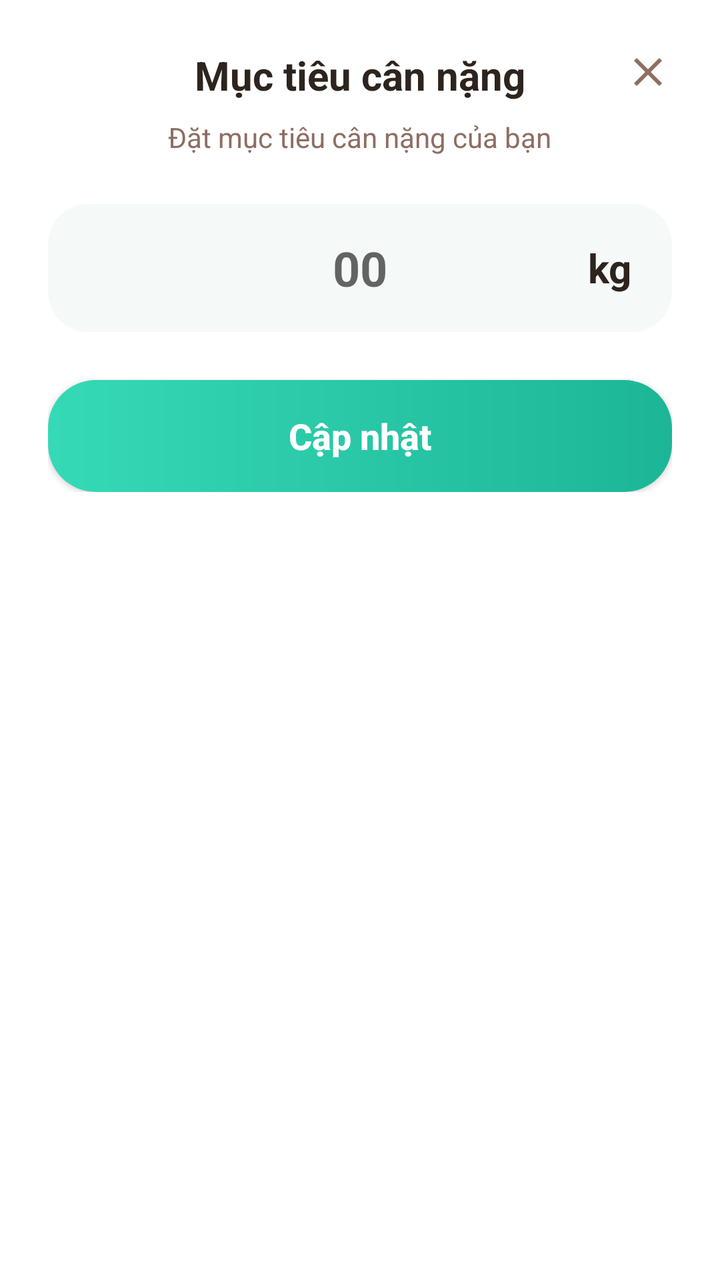
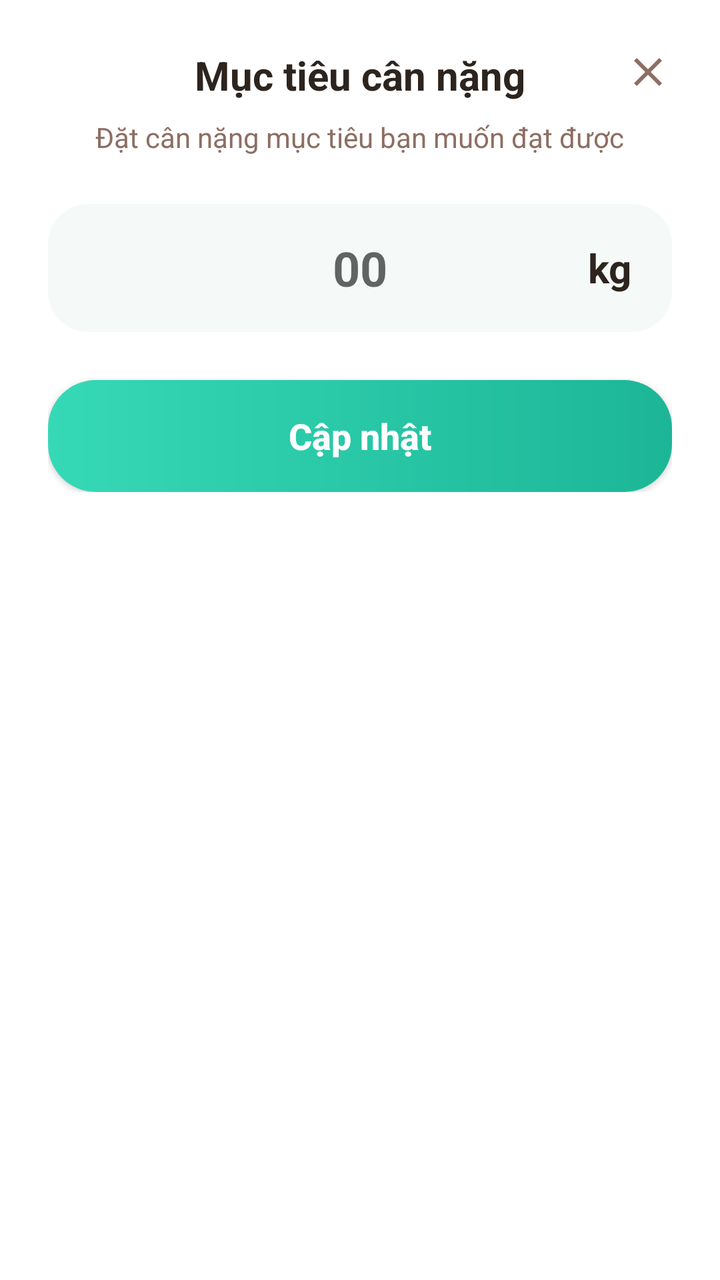

An Android layout rendered at two revisions. The XML below is the earlier revision; the diff shows what the commit changed to produce the second picture.
<!-- AndroidManifest.xml: application theme Theme.Better_Life -->
<!-- res/layout/dialog_update_goal_weight.xml -->
<?xml version="1.0" encoding="utf-8"?>
<androidx.cardview.widget.CardView xmlns:android="http://schemas.android.com/apk/res/android"
    xmlns:app="http://schemas.android.com/apk/res-auto"
    android:layout_width="match_parent"
    android:layout_height="wrap_content"
    app:cardCornerRadius="28dp"
    app:cardElevation="0dp">

    <LinearLayout
        android:layout_width="match_parent"
        android:layout_height="wrap_content"
        android:gravity="center_horizontal"
        android:orientation="vertical"
        android:padding="24dp">

        <RelativeLayout
            android:layout_width="match_parent"
            android:layout_height="wrap_content">

            <TextView
                android:layout_width="wrap_content"
                android:layout_height="wrap_content"
                android:layout_centerHorizontal="true"
                android:text="Mục tiêu cân nặng"
                android:textColor="@color/text_title"
                android:textSize="20sp"
                android:textStyle="bold" />

            <ImageView
                android:id="@+id/btn_close"
                android:layout_width="24dp"
                android:layout_height="24dp"
                android:layout_alignParentEnd="true"
                android:src="@drawable/ic_xmark"
                app:tint="@color/text_secondary" />
        </RelativeLayout>

        <TextView
            android:layout_width="wrap_content"
            android:layout_height="wrap_content"
            android:layout_marginTop="8dp"
            android:text="Đặt mục tiêu cân nặng của bạn"
            android:textColor="@color/text_secondary"
            android:textSize="14sp" />

        <FrameLayout
            android:layout_width="match_parent"
            android:layout_height="64dp"
            android:layout_marginTop="24dp"
            android:background="@drawable/bg_tab_toggle_outline"
            android:paddingHorizontal="20dp">

            <EditText
                android:id="@+id/et_goal_weight"
                android:layout_width="match_parent"
                android:layout_height="match_parent"
                android:background="@android:color/transparent"
                android:gravity="center"
                android:hint="00"
                android:inputType="numberDecimal"
                android:textColor="@color/text_title"
                android:textSize="24sp"
                android:textStyle="bold" />

            <TextView
                android:layout_width="wrap_content"
                android:layout_height="wrap_content"
                android:layout_gravity="center_vertical|end"
                android:text="kg"
                android:textColor="@color/text_title"
                android:textSize="20sp"
                android:textStyle="bold" />
        </FrameLayout>

        <androidx.appcompat.widget.AppCompatButton
            android:id="@+id/btn_update"
            android:layout_width="match_parent"
            android:layout_height="56dp"
            android:layout_marginTop="24dp"
            android:background="@drawable/bg_weight_card_gradient"
            android:text="Cập nhật"
            android:textAllCaps="false"
            android:textColor="@color/white"
            android:textSize="18sp"
            android:textStyle="bold" />

    </LinearLayout>
</androidx.cardview.widget.CardView>
<!-- resources referenced by this layout -->
<resources>
  <color name="text_secondary">#8D6E63</color>
  <color name="text_title">#2D241E</color>
  <color name="white">#FFFFFFFF</color>
  <!-- drawable bg_tab_toggle_outline (drawable) -->
  <?xml version="1.0" encoding="utf-8"?>
  <shape xmlns:android="http://schemas.android.com/apk/res/android">
      <solid android:color="#F5FAF9" />
      <corners android:radius="20dp" />
  </shape>
  <!-- drawable bg_weight_card_gradient (drawable) -->
  <?xml version="1.0" encoding="utf-8"?>
  <shape xmlns:android="http://schemas.android.com/apk/res/android">
      <gradient
          android:angle="0"
          android:endColor="#1CB697"
          android:startColor="#36D9B6"
          android:type="linear" />
      <corners android:radius="24dp" />
  </shape>
  <!-- drawable ic_xmark (drawable) -->
  <?xml version="1.0" encoding="utf-8"?>
  <vector xmlns:android="http://schemas.android.com/apk/res/android"
      android:width="24dp"
      android:height="24dp"
      android:viewportWidth="24"
      android:viewportHeight="24">
      <path
          android:fillColor="#000000"
          android:pathData="M19,6.41L17.59,5L12,10.59L6.41,5L5,6.41L10.59,12L5,17.59L6.41,19L12,13.41L17.59,19L19,17.59L13.41,12L19,6.41Z" />
  </vector>
  <style name="Theme.Better_Life" parent="Theme.MaterialComponents.DayNight.NoActionBar">
          
          <item name="colorPrimary">@color/primary_teal</item>
          <item name="colorPrimaryVariant">@color/primary_teal_dark</item>
          <item name="colorOnPrimary">@color/white</item>
          
          <item name="colorSecondary">@color/nav_active</item>
          <item name="colorSecondaryVariant">@color/primary_teal_dark</item>
          <item name="colorOnSecondary">@color/white</item>
          
          <item name="android:statusBarColor">@color/primary_teal</item>
          
      </style>
  <color name="primary_teal">#FF8A65</color>
  <color name="primary_teal_dark">#E64A19</color>
  <color name="nav_active">#FF8A65</color>
</resources>

<!-- the commit's change to res/layout/dialog_update_goal_weight.xml (unified diff, before → after) -->
@@ -21,7 +21,7 @@
                 android:layout_width="wrap_content"
                 android:layout_height="wrap_content"
                 android:layout_centerHorizontal="true"
-                android:text="Mục tiêu cân nặng"
+                android:text="@string/update_goal_title"
                 android:textColor="@color/text_title"
                 android:textSize="20sp"
                 android:textStyle="bold" />
@@ -39,11 +39,11 @@
             android:layout_width="wrap_content"
             android:layout_height="wrap_content"
             android:layout_marginTop="8dp"
-            android:text="Đặt mục tiêu cân nặng của bạn"
+            android:text="@string/update_goal_desc"
             android:textColor="@color/text_secondary"
             android:textSize="14sp" />
 
-        <FrameLayout
+        <RelativeLayout
             android:layout_width="match_parent"
             android:layout_height="64dp"
             android:layout_marginTop="24dp"
@@ -65,12 +65,13 @@
             <TextView
                 android:layout_width="wrap_content"
                 android:layout_height="wrap_content"
-                android:layout_gravity="center_vertical|end"
-                android:text="kg"
+                android:layout_alignParentEnd="true"
+                android:layout_centerVertical="true"
+                android:text="@string/kg"
                 android:textColor="@color/text_title"
                 android:textSize="20sp"
                 android:textStyle="bold" />
-        </FrameLayout>
+        </RelativeLayout>
 
         <androidx.appcompat.widget.AppCompatButton
             android:id="@+id/btn_update"
@@ -78,7 +79,7 @@
             android:layout_height="56dp"
             android:layout_marginTop="24dp"
             android:background="@drawable/bg_weight_card_gradient"
-            android:text="Cập nhật"
+            android:text="@string/update"
             android:textAllCaps="false"
             android:textColor="@color/white"
             android:textSize="18sp"
<!-- resource entries referenced after the edit -->
@@ -30,6 +30,10 @@
           android:fillColor="#000000"
           android:pathData="M19,6.41L17.59,5L12,10.59L6.41,5L5,6.41L10.59,12L5,17.59L6.41,19L12,13.41L17.59,19L19,17.59L13.41,12L19,6.41Z" />
   </vector>
+  <string name="kg">kg</string>
+  <string name="update">Cập nhật</string>
+  <string name="update_goal_desc">Đặt cân nặng mục tiêu bạn muốn đạt được</string>
+  <string name="update_goal_title">Mục tiêu cân nặng</string>
   <style name="Theme.Better_Life" parent="Theme.MaterialComponents.DayNight.NoActionBar">
           
           <item name="colorPrimary">@color/primary_teal</item>
